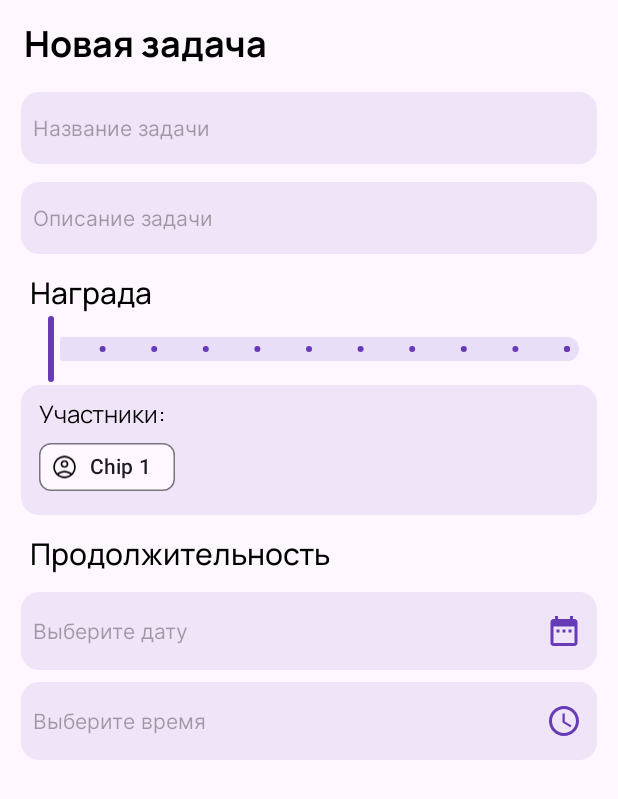
After one commit to xtitaniumx/For-A-Donation, an Android app: the NewTaskActivity screen opened directly, with no data from a screen before it, on a phone screen of 412 x 824 dp. The commit adds this screen. Shown: the top 799 px of the screen. Run offline under Robolectric (Android 15) with nearby library versions, the phone set to English and light mode, and no system bars.

Commit message:
new task activity created and changed navigation bar logic

```diff
--- a/app/src/main/AndroidManifest.xml
+++ b/app/src/main/AndroidManifest.xml
@@ -14,6 +14,10 @@
         android:supportsRtl="true"
         android:theme="@style/Theme.Donate"
         tools:targetApi="31">
+        <activity
+            android:name=".presentation.NewTaskActivity"
+            android:exported="false"
+            android:theme="@style/Theme.Donate.NoActionBar" />
         <activity
             android:name=".presentation.LoginActivity"
             android:exported="false"
--- /dev/null
+++ b/app/src/main/java/com/example/donate/presentation/Extensions.kt
@@ -0,0 +1,8 @@
+package com.example.donate.presentation
+
+import android.app.Activity
+import androidx.core.content.ContextCompat
+
+fun Activity.getColorCompat(id: Int): Int {
+    return ContextCompat.getColor(this, id)
+}
--- a/app/src/main/java/com/example/donate/presentation/MainActivity.kt
+++ b/app/src/main/java/com/example/donate/presentation/MainActivity.kt
@@ -5,9 +5,12 @@ import androidx.appcompat.app.AppCompatActivity
 import androidx.fragment.app.Fragment
 import com.example.donate.R
 import com.example.donate.databinding.ActivityMainBinding
+import kotlin.properties.Delegates
 
 class MainActivity : AppCompatActivity() {
     private lateinit var binding: ActivityMainBinding
+    private val fragmentList by lazy { listOf(TasksFragment.newInstance()) }
+    private var activeFragment: Fragment? = null
 
     override fun onCreate(savedInstanceState: Bundle?) {
         super.onCreate(savedInstanceState)
@@ -20,23 +23,19 @@ class MainActivity : AppCompatActivity() {
         navMain.setOnItemSelectedListener {
             when (it.itemId) {
                 R.id.navItemTasks -> {
-                    openFragment(TasksFragment.newInstance())
-                    return@setOnItemSelectedListener true
+                    openFragment(fragmentList[0])
                 }
-                R.id.navItemFamily -> {
-                    return@setOnItemSelectedListener true
-                }
-                R.id.navItemProfile -> {
-                    return@setOnItemSelectedListener true
-                }
-                else -> return@setOnItemSelectedListener false
             }
+            return@setOnItemSelectedListener true
         }
     }
 
     private fun openFragment(fragment: Fragment) {
-        val transaction = supportFragmentManager.beginTransaction()
-        transaction.replace(R.id.containerMain, fragment)
-        transaction.commit()
+        if (activeFragment != null && activeFragment != fragment) {
+            val transaction = supportFragmentManager.beginTransaction()
+            transaction.replace(R.id.containerMain, fragment)
+            transaction.commit()
+        }
+        activeFragment = fragment
     }
 }
--- /dev/null
+++ b/app/src/main/java/com/example/donate/presentation/NewTaskActivity.kt
@@ -0,0 +1,33 @@
+package com.example.donate.presentation
+
+import android.os.Bundle
+import androidx.appcompat.app.AppCompatActivity
+import com.example.donate.R
+import com.example.donate.databinding.ActivityNewTaskBinding
+import com.google.android.material.chip.Chip
+
+
+class NewTaskActivity : AppCompatActivity() {
+    private lateinit var binding: ActivityNewTaskBinding
+
+    override fun onCreate(savedInstanceState: Bundle?) {
+        super.onCreate(savedInstanceState)
+        binding = ActivityNewTaskBinding.inflate(layoutInflater)
+        init()
+        setContentView(binding.root)
+    }
+
+    private fun init() = with(binding) {
+        chipGroupFamilyMembers.addView(addChip(1, "Chip 1", R.drawable.ic_profile))
+
+
+    }
+
+    private fun addChip(id: Int, text: String, icon: Int): Chip {
+        val chip = Chip(this)
+        chip.id = id
+        chip.text = text
+        chip.setChipIconResource(icon)
+        return chip
+    }
+}
--- a/app/src/main/java/com/example/donate/presentation/TasksFragment.kt
+++ b/app/src/main/java/com/example/donate/presentation/TasksFragment.kt
@@ -1,5 +1,6 @@
 package com.example.donate.presentation
 
+import android.content.Intent
 import android.os.Bundle
 import androidx.fragment.app.Fragment
 import android.view.LayoutInflater
@@ -14,6 +15,8 @@ import com.example.donate.presentation.adapter.TaskAdapter
 class TasksFragment : Fragment() {
     private lateinit var binding: FragmentTasksBinding
     private val taskAdapter by lazy { TaskAdapter() }
+    private val list = ArrayList<TaskItem>()
+    private var listNum = 1
 
     companion object {
         @JvmStatic
@@ -39,10 +42,18 @@ class TasksFragment : Fragment() {
         }
 
         // Здесь будет потом получение данных с сервера, через observer
-        taskAdapter.submitList(listOf(
+        /*taskAdapter.submitList(listOf(
             TaskItem(name = "Header 1", desc = "Desc 1", R.drawable.ic_tasks),
             TaskItem(name = "Header 2", desc = "Desc 2", R.drawable.ic_tasks),
             TaskItem(name = "Header 3", desc = "Desc 3", R.drawable.ic_tasks)
-        ))
+        ))*/
+
+        fabNewTask.setOnClickListener {
+            list.add(TaskItem(name = "Header $listNum", desc = "Desc $listNum", R.drawable.ic_tasks))
+            listNum++
+            taskAdapter.submitList(list.toMutableList())
+            val intent = Intent(requireActivity(), NewTaskActivity::class.java)
+            startActivity(intent)
+        }
     }
 }
--- /dev/null
+++ b/app/src/main/res/drawable/ic_date.xml
@@ -0,0 +1,5 @@
+<vector android:height="24dp" android:tint="#673AB7"
+    android:viewportHeight="24" android:viewportWidth="24"
+    android:width="24dp" xmlns:android="http://schemas.android.com/apk/res/android">
+    <path android:fillColor="@android:color/white" android:pathData="M9,11L7,11v2h2v-2zM13,11h-2v2h2v-2zM17,11h-2v2h2v-2zM19,4h-1L18,2h-2v2L8,4L8,2L6,2v2L5,4c-1.11,0 -1.99,0.9 -1.99,2L3,20c0,1.1 0.89,2 2,2h14c1.1,0 2,-0.9 2,-2L21,6c0,-1.1 -0.9,-2 -2,-2zM19,20L5,20L5,9h14v11z"/>
+</vector>
--- /dev/null
+++ b/app/src/main/res/drawable/ic_new_task.xml
@@ -0,0 +1,9 @@
+<vector xmlns:android="http://schemas.android.com/apk/res/android"
+    android:width="48dp"
+    android:height="48dp"
+    android:viewportWidth="960"
+    android:viewportHeight="960">
+  <path
+      android:fillColor="#FF000000"
+      android:pathData="M180,780h44l443,-443 -44,-44 -443,443v44ZM794,294L666,166l42,-42q17,-17 42,-17t42,17l44,44q17,17 17,42t-17,42l-42,42ZM752,336L248,840L120,840L120,712l504,-504 128,128ZM645,315 L623,293 667,337 645,315Z"/>
+</vector>
--- /dev/null
+++ b/app/src/main/res/drawable/ic_time.xml
@@ -0,0 +1,6 @@
+<vector android:height="24dp" android:tint="#673AB7"
+    android:viewportHeight="24" android:viewportWidth="24"
+    android:width="24dp" xmlns:android="http://schemas.android.com/apk/res/android">
+    <path android:fillColor="@android:color/white" android:pathData="M11.99,2C6.47,2 2,6.48 2,12s4.47,10 9.99,10C17.52,22 22,17.52 22,12S17.52,2 11.99,2zM12,20c-4.42,0 -8,-3.58 -8,-8s3.58,-8 8,-8 8,3.58 8,8 -3.58,8 -8,8z"/>
+    <path android:fillColor="@android:color/white" android:pathData="M12.5,7H11v6l5.25,3.15 0.75,-1.23 -4.5,-2.67z"/>
+</vector>
--- a/app/src/main/res/layout/activity_login.xml
+++ b/app/src/main/res/layout/activity_login.xml
@@ -72,8 +72,7 @@
                 android:paddingStart="10dp"
                 android:paddingTop="12dp"
                 android:paddingEnd="8dp"
-                android:paddingBottom="12dp"
-                android:singleLine="true" />
+                android:paddingBottom="12dp" />
 
             <EditText
                 android:id="@+id/editTextPassword"
@@ -91,8 +90,7 @@
                 android:paddingStart="10dp"
                 android:paddingTop="12dp"
                 android:paddingEnd="10dp"
-                android:paddingBottom="12dp"
-                android:singleLine="true" />
+                android:paddingBottom="12dp" />
 
             <Button
                 android:id="@+id/buttonLogin"
--- /dev/null
+++ b/app/src/main/res/layout/activity_new_task.xml
@@ -0,0 +1,200 @@
+<?xml version="1.0" encoding="utf-8"?>
+<ScrollView xmlns:android="http://schemas.android.com/apk/res/android"
+    xmlns:app="http://schemas.android.com/apk/res-auto"
+    xmlns:tools="http://schemas.android.com/tools"
+    android:layout_width="match_parent"
+    android:layout_height="match_parent">
+
+    <androidx.constraintlayout.widget.ConstraintLayout
+        android:layout_width="match_parent"
+        android:layout_height="wrap_content"
+        android:paddingTop="12dp"
+        android:paddingBottom="12dp"
+        tools:context=".presentation.NewTaskActivity">
+
+        <TextView
+            android:id="@+id/textNewTask"
+            android:layout_width="wrap_content"
+            android:layout_height="wrap_content"
+            android:layout_marginStart="16dp"
+            android:fontFamily="@font/manrope_bold"
+            android:text="Новая задача"
+            android:textColor="#000000"
+            android:textSize="24sp"
+            app:layout_constraintStart_toStartOf="parent"
+            app:layout_constraintTop_toTopOf="parent" />
+
+        <EditText
+            android:id="@+id/editTextTaskName"
+            android:layout_width="0dp"
+            android:layout_height="wrap_content"
+            android:layout_marginStart="14dp"
+            android:layout_marginTop="16dp"
+            android:layout_marginEnd="14dp"
+            android:background="@drawable/bg_edit_text"
+            android:backgroundTint="@color/primary_on"
+            android:ems="10"
+            android:fontFamily="@font/inter_regular"
+            android:hint="Название задачи"
+            android:inputType="text"
+            android:paddingStart="8dp"
+            android:paddingTop="14dp"
+            android:paddingEnd="8dp"
+            android:paddingBottom="14dp"
+            android:textSize="14sp"
+            app:layout_constraintEnd_toEndOf="parent"
+            app:layout_constraintStart_toStartOf="parent"
+            app:layout_constraintTop_toBottomOf="@+id/textNewTask" />
+
+        <EditText
+            android:id="@+id/editTextTaskDesc"
+            android:layout_width="0dp"
+            android:layout_height="wrap_content"
+            android:layout_marginTop="12dp"
+            android:background="@drawable/bg_edit_text"
+            android:backgroundTint="@color/primary_on"
+            android:ems="10"
+            android:fontFamily="@font/inter_regular"
+            android:hint="Описание задачи"
+            android:inputType="textMultiLine"
+            android:paddingStart="8dp"
+            android:paddingTop="14dp"
+            android:paddingEnd="8dp"
+            android:paddingBottom="14dp"
+            android:textSize="14sp"
+            app:layout_constraintEnd_toEndOf="@+id/editTextTaskName"
+            app:layout_constraintStart_toStartOf="@+id/editTextTaskName"
+            app:layout_constraintTop_toBottomOf="@+id/editTextTaskName" />
+
+        <TextView
+            android:id="@+id/textReward"
+            android:layout_width="wrap_content"
+            android:layout_height="wrap_content"
+            android:layout_marginStart="20dp"
+            android:layout_marginTop="12dp"
+            android:fontFamily="@font/manrope_medium"
+            android:text="Награда"
+            android:textColor="@color/black"
+            android:textSize="20sp"
+            app:layout_constraintStart_toStartOf="parent"
+            app:layout_constraintTop_toBottomOf="@+id/editTextTaskDesc" />
+
+        <com.google.android.material.slider.Slider
+            android:id="@+id/sliderReward"
+            android:layout_width="0dp"
+            android:layout_height="wrap_content"
+            android:layout_marginStart="12dp"
+            android:layout_marginEnd="12dp"
+            android:stepSize="10.0"
+            android:valueFrom="0.0"
+            android:valueTo="100.0"
+            app:layout_constraintEnd_toEndOf="parent"
+            app:layout_constraintStart_toStartOf="parent"
+            app:layout_constraintTop_toBottomOf="@+id/textReward">
+
+        </com.google.android.material.slider.Slider>
+
+        <androidx.cardview.widget.CardView
+            android:id="@+id/cardMembers"
+            android:layout_width="match_parent"
+            android:layout_height="wrap_content"
+            android:layout_marginStart="14dp"
+            android:layout_marginEnd="14dp"
+            app:cardBackgroundColor="@color/primary_on"
+            app:cardCornerRadius="12dp"
+            app:cardElevation="0dp"
+            app:cardMaxElevation="0dp"
+            app:layout_constraintEnd_toEndOf="parent"
+            app:layout_constraintStart_toStartOf="parent"
+            app:layout_constraintTop_toBottomOf="@+id/sliderReward">
+
+            <LinearLayout
+                android:layout_width="match_parent"
+                android:layout_height="match_parent"
+                android:orientation="vertical"
+                android:paddingStart="12dp"
+                android:paddingTop="8dp"
+                android:paddingEnd="4dp"
+                android:paddingBottom="8dp">
+
+                <TextView
+                    android:id="@+id/textView"
+                    android:layout_width="match_parent"
+                    android:layout_height="wrap_content"
+                    android:fontFamily="@font/manrope_regular"
+                    android:text="Участники:"
+                    android:textColor="#000000"
+                    android:textSize="16sp" />
+
+                <com.google.android.material.chip.ChipGroup
+                    android:id="@+id/chipGroupFamilyMembers"
+                    android:layout_width="match_parent"
+                    android:layout_height="wrap_content" />
+            </LinearLayout>
+        </androidx.cardview.widget.CardView>
+
+        <TextView
+            android:id="@+id/textDuration"
+            android:layout_width="wrap_content"
+            android:layout_height="wrap_content"
+            android:layout_marginStart="20dp"
+            android:layout_marginTop="12dp"
+            android:fontFamily="@font/manrope_medium"
+            android:text="Продолжительность"
+            android:textColor="@color/black"
+            android:textSize="20sp"
+            app:layout_constraintStart_toStartOf="parent"
+            app:layout_constraintTop_toBottomOf="@+id/cardMembers" />
+
+        <EditText
+            android:id="@+id/editTextDate"
+            android:layout_width="0dp"
+            android:layout_height="wrap_content"
+            android:layout_marginStart="14dp"
+            android:layout_marginTop="12dp"
+            android:layout_marginEnd="14dp"
+            android:background="@drawable/bg_edit_text"
+            android:backgroundTint="@color/primary_on"
+            android:drawableEnd="@drawable/ic_date"
+            android:drawablePadding="8dp"
+            android:ems="10"
+            android:enabled="false"
+            android:fontFamily="@font/inter_regular"
+            android:hint="Выберите дату"
+            android:inputType="date"
+            android:paddingStart="8dp"
+            android:paddingTop="14dp"
+            android:paddingEnd="10dp"
+            android:paddingBottom="14dp"
+            android:textSize="14sp"
+            app:layout_constraintEnd_toEndOf="parent"
+            app:layout_constraintStart_toStartOf="parent"
+            app:layout_constraintTop_toBottomOf="@+id/textDuration" />
+
+        <EditText
+            android:id="@+id/editTextTime"
+            android:layout_width="0dp"
+            android:layout_height="wrap_content"
+            android:layout_marginStart="14dp"
+            android:layout_marginTop="8dp"
+            android:layout_marginEnd="14dp"
+            android:background="@drawable/bg_edit_text"
+            android:backgroundTint="@color/primary_on"
+            android:drawableEnd="@drawable/ic_time"
+            android:drawablePadding="8dp"
+            android:ems="10"
+            android:enabled="false"
+            android:fontFamily="@font/inter_regular"
+            android:hint="Выберите время"
+            android:inputType="time"
+            android:paddingStart="8dp"
+            android:paddingTop="14dp"
+            android:paddingEnd="10dp"
+            android:paddingBottom="14dp"
+            android:textSize="14sp"
+            app:layout_constraintEnd_toEndOf="parent"
+            app:layout_constraintStart_toStartOf="parent"
+            app:layout_constraintTop_toBottomOf="@+id/editTextDate" />
+
+    </androidx.constraintlayout.widget.ConstraintLayout>
+</ScrollView>
--- a/app/src/main/res/layout/fragment_tasks.xml
+++ b/app/src/main/res/layout/fragment_tasks.xml
@@ -79,7 +79,7 @@
                 android:id="@+id/textGoal"
                 android:layout_width="wrap_content"
                 android:layout_height="wrap_content"
-                android:layout_marginStart="16dp"
+                android:layout_marginStart="10dp"
                 android:layout_marginTop="2dp"
                 android:fontFamily="@font/manrope_bold"
                 android:text="@string/goal"
@@ -112,4 +112,17 @@
         app:layout_constraintEnd_toEndOf="parent"
         app:layout_constraintStart_toStartOf="parent"
         app:layout_constraintTop_toBottomOf="@+id/cardGoal" />
+
+    <com.google.android.material.floatingactionbutton.ExtendedFloatingActionButton
+        android:id="@+id/fabNewTask"
+        android:layout_width="wrap_content"
+        android:layout_height="wrap_content"
+        android:layout_marginEnd="12dp"
+        android:layout_marginBottom="24dp"
+        android:clickable="true"
+        android:focusable="true"
+        android:text="Новая задача"
+        app:icon="@drawable/ic_new_task"
+        app:layout_constraintBottom_toBottomOf="parent"
+        app:layout_constraintEnd_toEndOf="parent" />
 </androidx.constraintlayout.widget.ConstraintLayout>
--- a/app/src/main/res/menu/bottom_menu.xml
+++ b/app/src/main/res/menu/bottom_menu.xml
@@ -11,5 +11,6 @@
         android:title="@string/family_menu" />
     <item
         android:id="@+id/navItemProfile"
+        android:icon="@drawable/ic_profile"
         android:title="@string/profile_menu" />
 </menu>
--- a/app/src/main/res/values/colors.xml
+++ b/app/src/main/res/values/colors.xml
@@ -1,6 +1,7 @@
 <?xml version="1.0" encoding="utf-8"?>
 <resources>
     <color name="primary">#673AB7</color>
+    <color name="primary_on">#19673AB7</color>
     <color name="secondary">#9166DC</color>
     <color name="transparent">#00FFFFFF</color>
 
--- a/data/src/main/java/com/example/donate/data/storage/model/AuthFamilyResponse.kt
+++ b/data/src/main/java/com/example/donate/data/storage/model/AuthFamilyResponse.kt
@@ -10,5 +10,5 @@ data class AuthFamilyResponse(
     val authToken: String,
 
     @SerializedName("family")
-    val family: FamilyNet?
+    val family: Family?
 )
--- a/data/src/main/java/com/example/donate/data/storage/model/FamilyNet.kt
+++ b/data/src/main/java/com/example/donate/data/storage/model/Family.kt
@@ -2,7 +2,7 @@ package com.example.donate.data.storage.model
 
 import com.google.gson.annotations.SerializedName
 
-data class FamilyNet(
+data class Family(
     @SerializedName("members_id")
     val members: List<Int>
 )
--- a/data/src/main/java/com/example/donate/data/storage/model/FamilyMemberNet.kt
+++ b/data/src/main/java/com/example/donate/data/storage/model/FamilyMember.kt
@@ -2,7 +2,7 @@ package com.example.donate.data.storage.model
 
 import com.google.gson.annotations.SerializedName
 
-data class FamilyMemberNet(
+data class FamilyMember(
     @SerializedName("id")
     val id: String,
 
```
